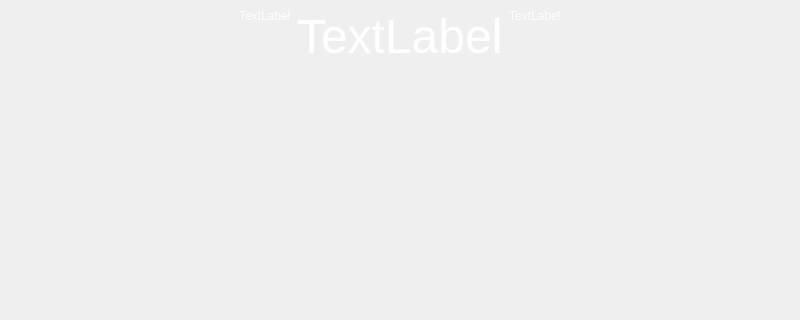
Qt form viewers_view.ui (GroupOfRobots/TwitchGo-Bot) before a commit; both pictures show x 0 to 800 and y 0 to 320 of the 800 by 600 pixel window.
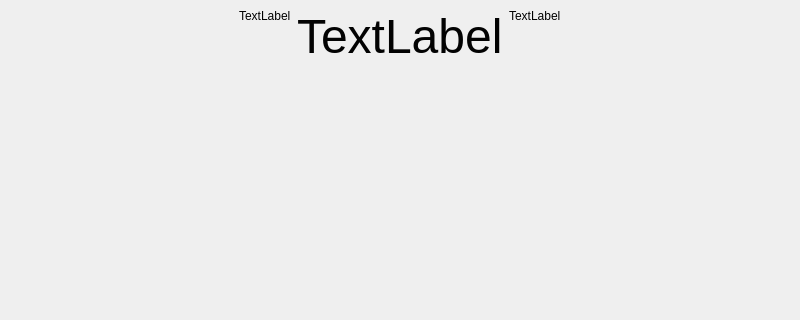
The same form after that commit.

```diff
--- a/viewers_view.ui
+++ b/viewers_view.ui
@@ -23,7 +23,7 @@
          <widget class="QListWidget" name="last_bonuses_first">
           <property name="maximumSize">
            <size>
-            <width>100</width>
+            <width>120</width>
             <height>100</height>
            </size>
           </property>
@@ -509,9 +509,9 @@
              <colorrole role="WindowText">
               <brush brushstyle="SolidPattern">
                <color alpha="255">
-                <red>255</red>
-                <green>255</green>
-                <blue>255</blue>
+                <red>0</red>
+                <green>0</green>
+                <blue>0</blue>
                </color>
               </brush>
              </colorrole>
@@ -565,9 +565,9 @@
              <colorrole role="WindowText">
               <brush brushstyle="SolidPattern">
                <color alpha="255">
-                <red>255</red>
-                <green>255</green>
-                <blue>255</blue>
+                <red>0</red>
+                <green>0</green>
+                <blue>0</blue>
                </color>
               </brush>
              </colorrole>
@@ -711,18 +711,18 @@
              <colorrole role="WindowText">
               <brush brushstyle="SolidPattern">
                <color alpha="255">
-                <red>255</red>
-                <green>255</green>
-                <blue>255</blue>
+                <red>2</red>
+                <green>2</green>
+                <blue>2</blue>
                </color>
               </brush>
              </colorrole>
              <colorrole role="Text">
               <brush brushstyle="SolidPattern">
                <color alpha="255">
-                <red>255</red>
-                <green>255</green>
-                <blue>255</blue>
+                <red>0</red>
+                <green>0</green>
+                <blue>0</blue>
                </color>
               </brush>
              </colorrole>
@@ -740,18 +740,18 @@
              <colorrole role="WindowText">
               <brush brushstyle="SolidPattern">
                <color alpha="255">
-                <red>255</red>
-                <green>255</green>
-                <blue>255</blue>
+                <red>2</red>
+                <green>2</green>
+                <blue>2</blue>
                </color>
               </brush>
              </colorrole>
              <colorrole role="Text">
               <brush brushstyle="SolidPattern">
                <color alpha="255">
-                <red>255</red>
-                <green>255</green>
-                <blue>255</blue>
+                <red>0</red>
+                <green>0</green>
+                <blue>0</blue>
                </color>
               </brush>
              </colorrole>
@@ -834,9 +834,9 @@
              <colorrole role="WindowText">
               <brush brushstyle="SolidPattern">
                <color alpha="255">
-                <red>255</red>
-                <green>255</green>
-                <blue>255</blue>
+                <red>0</red>
+                <green>0</green>
+                <blue>0</blue>
                </color>
               </brush>
              </colorrole>
@@ -881,9 +881,9 @@
              <colorrole role="WindowText">
               <brush brushstyle="SolidPattern">
                <color alpha="255">
-                <red>255</red>
-                <green>255</green>
-                <blue>255</blue>
+                <red>0</red>
+                <green>0</green>
+                <blue>0</blue>
                </color>
               </brush>
              </colorrole>
@@ -1018,7 +1018,7 @@
          <widget class="QListWidget" name="last_bonuses_second">
           <property name="maximumSize">
            <size>
-            <width>100</width>
+            <width>120</width>
             <height>100</height>
            </size>
           </property>
```
Left out of the diff: 14 changed lines with no effect on the pictures.
